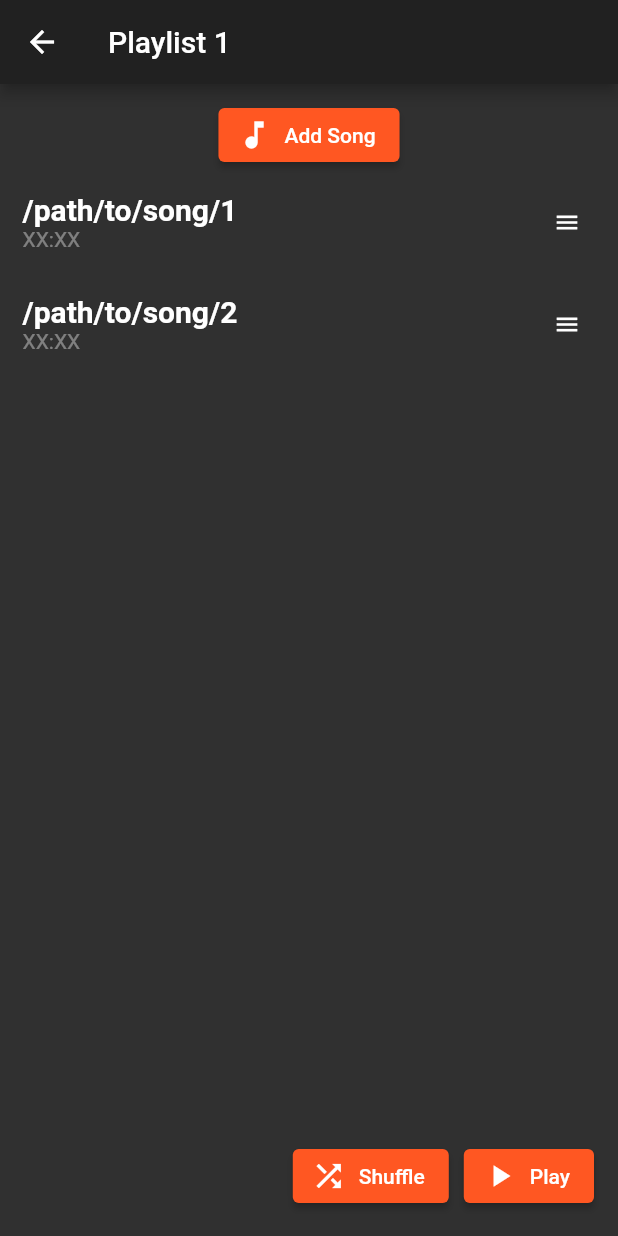
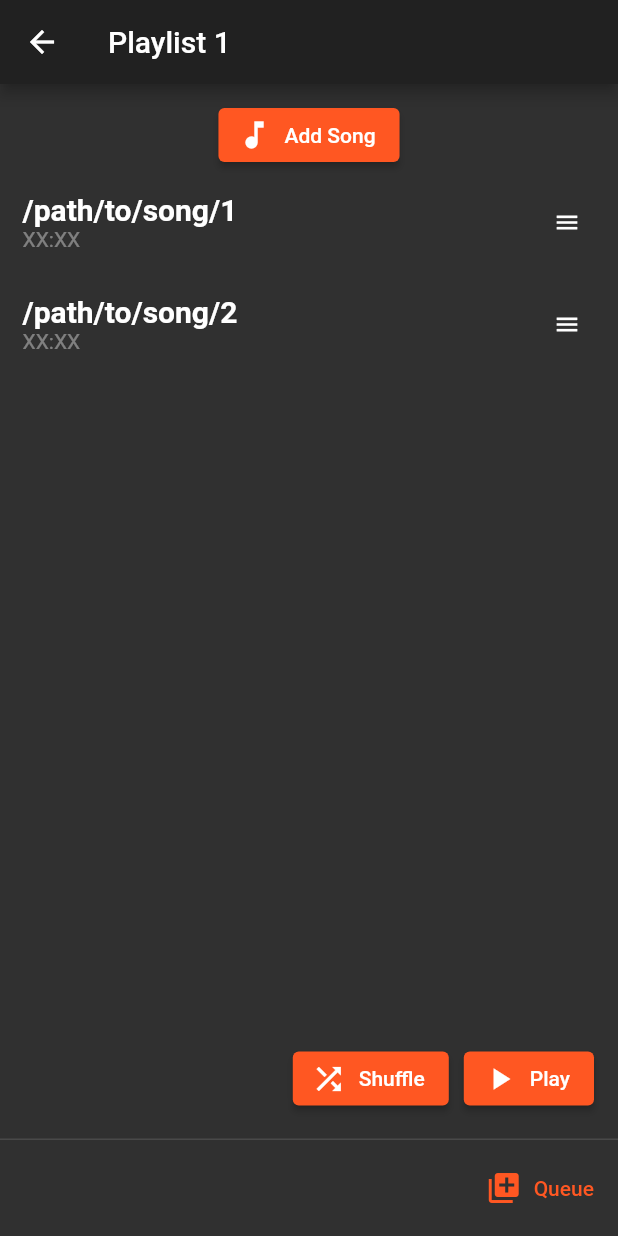
Before and after one commit to jaq-the-cat/ezmp, a Flutter app: the screen it shows after launch, after a tap on "Playlist 1", on a phone screen of 412 x 824 dp. Run offline on Flutter 3.47's test engine with Material 2 defaults, Android fonts, the phone set to English and light mode, and no system bars.

```diff
--- a/lib/main.dart
+++ b/lib/main.dart
@@ -2,6 +2,7 @@ import 'package:flutter/material.dart';
 import 'musicio.dart';
 import 'playlist.dart';
 import 'dialogs.dart';
+import 'queuepage.dart';
 
 final newPlaylistKey = GlobalKey<HomePageState>();
 
@@ -99,7 +100,8 @@ class HomePageState extends State<HomePage> {
                         newPlaylistOpen ^= true;
                     });
                 },
-            )
+            ),
+            persistentFooterButtons: [openQueuePageButton(context)],
         );
     }
 }
--- a/lib/playlist.dart
+++ b/lib/playlist.dart
@@ -2,6 +2,7 @@ import 'package:flutter/material.dart';
 import 'dialogs.dart';
 import 'queue.dart';
 import 'songlistwidget.dart';
+import 'queuepage.dart';
 
 class PlaylistPage extends StatefulWidget {
 
@@ -52,6 +53,7 @@ class PlaylistState extends State<PlaylistPage> {
                     ),
                 ],
             ),
+            persistentFooterButtons: [openQueuePageButton(context)],
         );
     }
 }
--- a/lib/queue.dart
+++ b/lib/queue.dart
@@ -3,6 +3,8 @@ class _Queue {
     bool shuffle = false;
     int _current = 0;
     List<String> _q = [];
+
+    List<String> get songs => this._q;
 
     void togglePlayPause() => this.playing ^= true;
 
```
Also changed, not shown: lib/queuepage.dart (+8 -1 lines).
